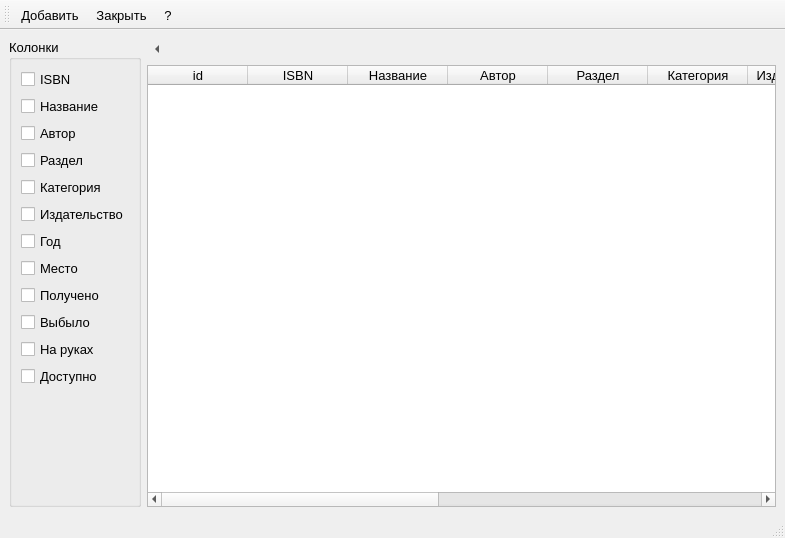
The window that librarian/books.ui (Skyrim78/Librarian) describes before a commit, drawn with Qt 5.
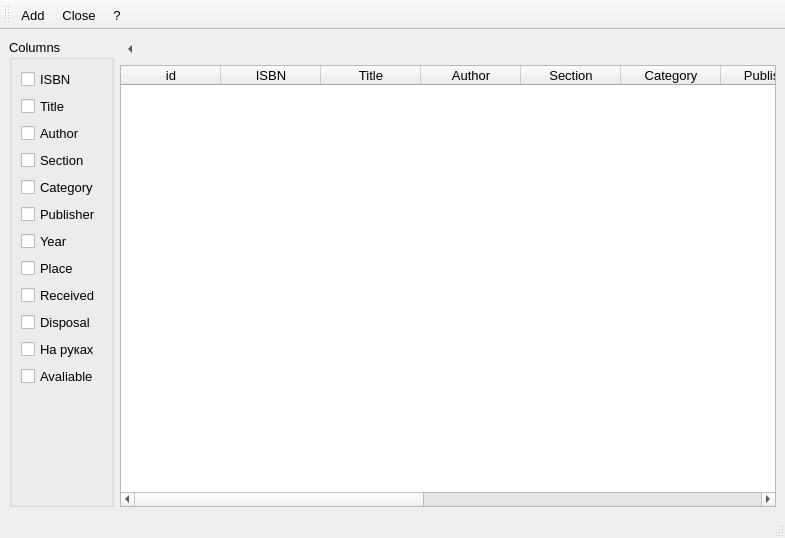
The same window after the commit.

```diff
--- a/librarian/books.ui
+++ b/librarian/books.ui
@@ -32,7 +32,7 @@
          </size>
         </property>
         <property name="title">
-         <string>Колонки</string>
+         <string>Columns</string>
         </property>
         <layout class="QGridLayout" name="gridLayout_2">
          <item row="0" column="0">
@@ -47,63 +47,63 @@
            <item>
             <widget class="QCheckBox" name="checkBox_title">
              <property name="text">
-              <string>Название</string>
+              <string>Title</string>
              </property>
             </widget>
            </item>
            <item>
             <widget class="QCheckBox" name="checkBox_auth">
              <property name="text">
-              <string>Автор</string>
+              <string>Author</string>
              </property>
             </widget>
            </item>
            <item>
             <widget class="QCheckBox" name="checkBox_sect">
              <property name="text">
-              <string>Раздел</string>
+              <string>Section</string>
              </property>
             </widget>
            </item>
            <item>
             <widget class="QCheckBox" name="checkBox_cat">
              <property name="text">
-              <string>Категория</string>
+              <string>Category</string>
              </property>
             </widget>
            </item>
            <item>
             <widget class="QCheckBox" name="checkBox_pub">
              <property name="text">
-              <string>Издательство</string>
+              <string>Publisher</string>
              </property>
             </widget>
            </item>
            <item>
             <widget class="QCheckBox" name="checkBox_year">
              <property name="text">
-              <string>Год</string>
+              <string>Year</string>
              </property>
             </widget>
            </item>
            <item>
             <widget class="QCheckBox" name="checkBox_place">
              <property name="text">
-              <string>Место</string>
+              <string>Place</string>
              </property>
             </widget>
            </item>
            <item>
             <widget class="QCheckBox" name="checkBox_in">
              <property name="text">
-              <string>Получено</string>
+              <string>Received</string>
              </property>
             </widget>
            </item>
            <item>
             <widget class="QCheckBox" name="checkBox_out">
              <property name="text">
-              <string>Выбыло</string>
+              <string>Disposal</string>
              </property>
             </widget>
            </item>
@@ -117,7 +117,7 @@
            <item>
             <widget class="QCheckBox" name="checkBox_dost">
              <property name="text">
-              <string>Доступно</string>
+              <string>Avaliable</string>
              </property>
             </widget>
            </item>
@@ -215,47 +215,47 @@
           </column>
           <column>
            <property name="text">
-            <string>Название</string>
+            <string>Title</string>
            </property>
           </column>
           <column>
            <property name="text">
-            <string>Автор</string>
+            <string>Author</string>
            </property>
           </column>
           <column>
            <property name="text">
-            <string>Раздел</string>
+            <string>Section</string>
            </property>
           </column>
           <column>
            <property name="text">
-            <string>Категория</string>
+            <string>Category</string>
            </property>
           </column>
           <column>
            <property name="text">
-            <string>Издательство</string>
+            <string>Publisher</string>
            </property>
           </column>
           <column>
            <property name="text">
-            <string>Год</string>
+            <string>Year</string>
            </property>
           </column>
           <column>
            <property name="text">
-            <string>Место</string>
+            <string>Place</string>
            </property>
           </column>
           <column>
            <property name="text">
-            <string>Получено</string>
+            <string>Received</string>
            </property>
           </column>
           <column>
            <property name="text">
-            <string>Выбыло</string>
+            <string>Disposal</string>
            </property>
           </column>
           <column>
@@ -265,7 +265,7 @@
           </column>
           <column>
            <property name="text">
-            <string>Доступно</string>
+            <string>Avaliable</string>
            </property>
           </column>
          </widget>
@@ -293,12 +293,12 @@
   </widget>
   <action name="actionAdd">
    <property name="text">
-    <string>Добавить</string>
+    <string>Add</string>
    </property>
   </action>
   <action name="actionClose">
    <property name="text">
-    <string>Закрыть</string>
+    <string>Close</string>
    </property>
   </action>
   <action name="actionHelp">
```
Left out of the diff: 2 changed lines with no effect on the pictures.
